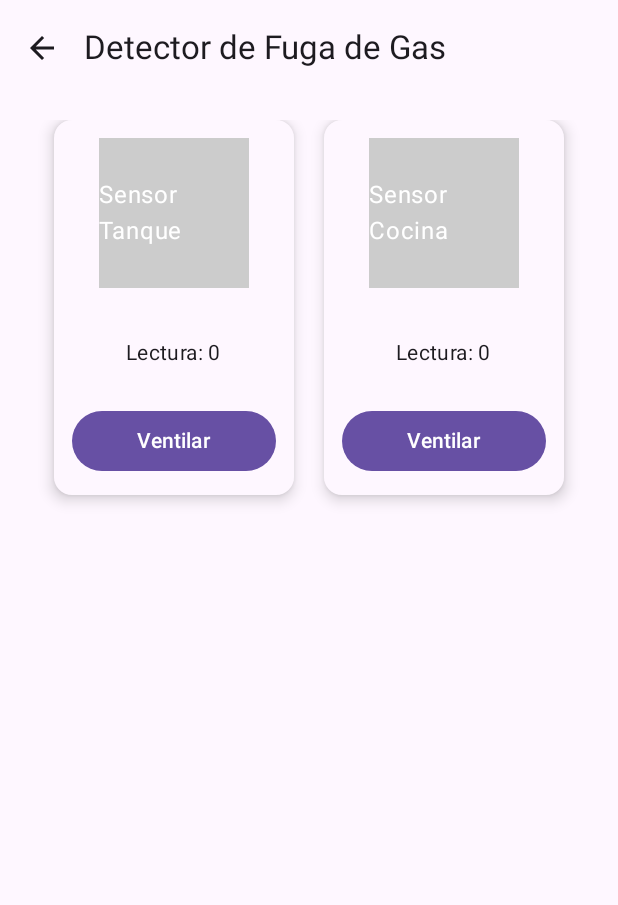
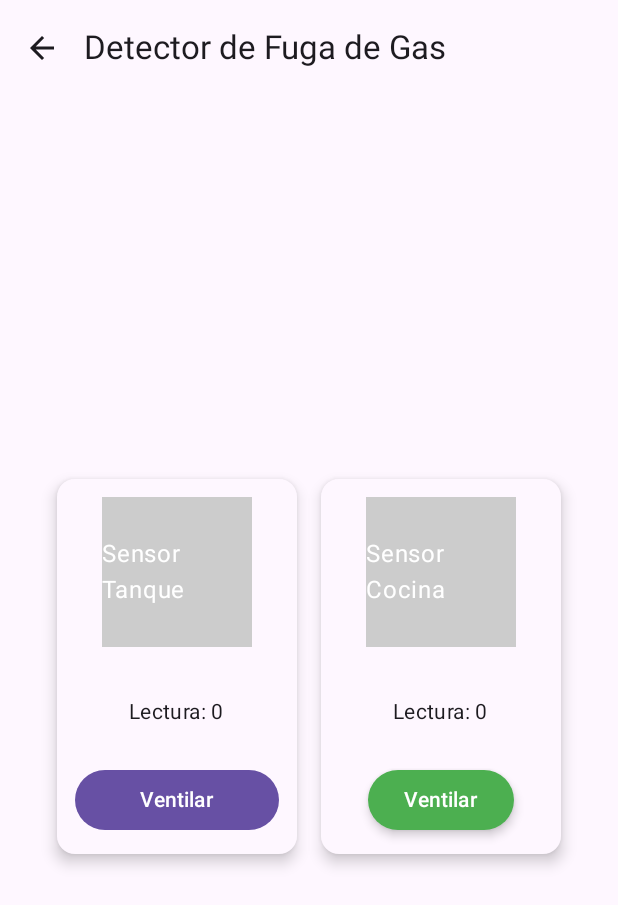
Before and after one commit to Dantebiersack/SentryHouseMobile, an Android app built with Jetpack Compose: the GasScreen screen opened through its navigation route, on a phone screen of 412 x 824 dp. Shown: the top 905 px of the screen. Run offline under Robolectric (Android 15) with nearby library versions, the phone set to English and light mode, and no system bars; pictures from the network do not load.

Commit message:
Cambiado los estilos

```diff
--- a/app/src/main/java/com/angel/sentryhouse/ui/screens/GasScreen.kt
+++ b/app/src/main/java/com/angel/sentryhouse/ui/screens/GasScreen.kt
@@ -35,7 +35,10 @@ data class SensorItem(
     val isClosed: Boolean = false,
     val hasLeak: Boolean = false
 )
-
+val VerdeEcologico = Color(0xFF4CAF50)
+val VerdeOscuroEcologico = Color(0xFF2E7D32)
+val AzulEcologico = Color(0xFF2196F3)
+val AmarilloEcologico = Color(0xFFFFC107)
 @OptIn(ExperimentalMaterial3Api::class)
 @Composable
 fun GasScreen(navController: NavController) {
@@ -123,26 +126,28 @@ fun GasScreen(navController: NavController) {
         Column(
             modifier = Modifier
                 .padding(paddingValues)
-                .padding(16.dp)
                 .fillMaxSize()
-                .verticalScroll(rememberScrollState()), // ✅ Scroll vertical
-            horizontalAlignment = Alignment.CenterHorizontally
+                .verticalScroll(rememberScrollState()),
+            horizontalAlignment = Alignment.CenterHorizontally,
+            verticalArrangement = Arrangement.Center
         ) {
             Row(
-                modifier = Modifier.fillMaxWidth(),
-                horizontalArrangement = Arrangement.SpaceEvenly
+                modifier = Modifier
+                    .fillMaxWidth()
+                    .padding(horizontal = 16.dp),
+                horizontalArrangement = Arrangement.Center,
+                verticalAlignment = Alignment.CenterVertically
             ) {
-                listOf(
-                    sensorTanque to lecturaGas,
-                    sensorCocina to lecturaGasCocina
-                ).forEach { (sensor, lectura) ->
+                Spacer(modifier = Modifier.weight(1f))
+
+                // Primer Card - Sensor Tanque
                 Card(
                     modifier = Modifier
                         .width(160.dp)
                         .height(250.dp)
                         .clickable {
                             tempCameraUri = createImageUri(context)
-                                editingSensor = sensor
+                            editingSensor = sensorTanque
                             showDialog = true
                         },
                     shape = MaterialTheme.shapes.medium,
@@ -162,18 +167,18 @@ fun GasScreen(navController: NavController) {
                                 .background(Color.LightGray),
                             contentAlignment = Alignment.Center
                         ) {
-                                sensor.imageUri?.let {
+                            sensorTanque.imageUri?.let {
                                 Image(
                                     painter = rememberAsyncImagePainter(it),
                                     contentDescription = null,
                                     contentScale = ContentScale.Crop,
                                     modifier = Modifier.fillMaxSize()
                                 )
-                                } ?: Text(sensor.name, color = Color.White)
+                            } ?: Text(sensorTanque.name, color = Color.White)
                         }
 
                         Text(
-                                "Lectura: $lectura",
+                            "Lectura: $lecturaGas",
                             style = MaterialTheme.typography.bodyMedium,
                             modifier = Modifier.padding(top = 8.dp)
                         )
@@ -185,7 +190,7 @@ fun GasScreen(navController: NavController) {
                             Text("Ventilar", style = MaterialTheme.typography.labelLarge)
                         }
 
-                            if (sensor.hasLeak) {
+                        if (sensorTanque.hasLeak) {
                             Text(
                                 "⚠️ Posible fuga",
                                 color = Color.Red,
@@ -195,7 +200,78 @@ fun GasScreen(navController: NavController) {
                         }
                     }
                 }
+
+                Spacer(modifier = Modifier.width(16.dp))
+
+                // Segundo Card - Sensor Cocina
+                Card(
+                    modifier = Modifier
+                        .width(160.dp)
+                        .height(250.dp)
+                        .clickable {
+                            tempCameraUri = createImageUri(context)
+                            editingSensor = sensorCocina
+                            showDialog = true
+                        },
+                    shape = MaterialTheme.shapes.medium,
+                    colors = CardDefaults.cardColors(containerColor = MaterialTheme.colorScheme.surface),
+                    elevation = CardDefaults.cardElevation(defaultElevation = 6.dp)
+                ) {
+                    Column(
+                        modifier = Modifier
+                            .fillMaxSize()
+                            .padding(12.dp),
+                        horizontalAlignment = Alignment.CenterHorizontally,
+                        verticalArrangement = Arrangement.SpaceBetween
+                    ) {
+                        Box(
+                            modifier = Modifier
+                                .size(100.dp)
+                                .background(Color.LightGray),
+                            contentAlignment = Alignment.Center
+                        ) {
+                            sensorCocina.imageUri?.let {
+                                Image(
+                                    painter = rememberAsyncImagePainter(it),
+                                    contentDescription = null,
+                                    contentScale = ContentScale.Crop,
+                                    modifier = Modifier.fillMaxSize()
+                                )
+                            } ?: Text(sensorCocina.name, color = Color.White)
                         }
+
+                        Text(
+                            "Lectura: $lecturaGasCocina",
+                            style = MaterialTheme.typography.bodyMedium,
+                            modifier = Modifier.padding(top = 8.dp)
+                        )
+
+                        Button(
+                            onClick = {  },
+                            colors = ButtonDefaults.buttonColors(
+                                containerColor = VerdeEcologico,
+                                contentColor = Color.White
+                            ),
+                            elevation = ButtonDefaults.buttonElevation(
+                                defaultElevation = 4.dp,
+                                pressedElevation = 8.dp
+                            )
+                        ) {
+                            Text("Ventilar")
+                        }
+
+                        if (sensorCocina.hasLeak) {
+                            Text(
+                                "⚠️ Posible fuga",
+                                color = Color.Red,
+                                style = MaterialTheme.typography.labelMedium,
+                                modifier = Modifier.padding(top = 4.dp)
+                            )
+                        }
+                    }
+                }
+
+                Spacer(modifier = Modifier.weight(1f))
             }
         }
     }
--- a/app/src/main/java/com/angel/sentryhouse/ui/screens/LoginScreen.kt
+++ b/app/src/main/java/com/angel/sentryhouse/ui/screens/LoginScreen.kt
@@ -12,6 +12,7 @@ import androidx.compose.runtime.*
 import androidx.compose.ui.Alignment
 import androidx.compose.ui.Modifier
 import androidx.compose.ui.draw.clip
+import androidx.compose.ui.layout.ContentScale
 import androidx.compose.ui.platform.LocalContext
 import androidx.compose.ui.res.painterResource
 import androidx.compose.ui.text.input.KeyboardType
@@ -26,6 +27,9 @@ import kotlinx.coroutines.Dispatchers
 import kotlinx.coroutines.launch
 import retrofit2.Retrofit
 import retrofit2.converter.gson.GsonConverterFactory
+import androidx.compose.material3.ButtonDefaults
+import androidx.compose.ui.draw.shadow
+import androidx.compose.ui.graphics.Color
 
 @Composable
 fun LoginScreen(navController: NavController) {
@@ -41,14 +45,41 @@ fun LoginScreen(navController: NavController) {
 
     val apiService = retrofit.create(ApiService::class.java)
 
-    Box(modifier = Modifier.fillMaxSize(), contentAlignment = Alignment.Center) {
-        Column(horizontalAlignment = Alignment.CenterHorizontally) {
+    Box(modifier = Modifier.fillMaxSize()) {
+        Image(
+            painter = painterResource(id = R.drawable.loginfoto),
+            contentDescription = "Fondo decorativo",
+            contentScale = ContentScale.Crop,
+            modifier = Modifier.fillMaxSize()
+        )
+
+        // Tarjeta con efecto de sombra mejorado
+        Card(
+            modifier = Modifier
+                .width(300.dp)
+                .align(Alignment.Center)
+                .shadow(
+                    elevation = 16.dp,
+                    shape = RoundedCornerShape(16.dp),
+                    spotColor = Color.Black.copy(alpha = 0.3f)
+                ),
+            shape = RoundedCornerShape(16.dp),
+            elevation = CardDefaults.cardElevation(
+                defaultElevation = 16.dp
+            ),
+            colors = CardDefaults.cardColors(
+                containerColor = MaterialTheme.colorScheme.surface.copy(alpha = 0.95f)
+            )
+        ) {
+            Column(
+                modifier = Modifier.padding(24.dp),
+                horizontalAlignment = Alignment.CenterHorizontally
+            ) {
                 Image(
                     painter = painterResource(id = R.drawable.logosh),
                     contentDescription = "SentryHouse Logo",
                     modifier = Modifier
                         .size(120.dp)
-                    .align(Alignment.CenterHorizontally)
                         .clip(RoundedCornerShape(24.dp))
                 )
 
@@ -86,7 +117,6 @@ fun LoginScreen(navController: NavController) {
                                 if (response.isSuccessful) {
                                     val loginData = response.body()
                                     if (loginData != null) {
-                                    // ✅ Login exitoso
                                         launch(Dispatchers.Main) {
                                             Toast.makeText(context, "Bienvenido ${loginData.correo}", Toast.LENGTH_SHORT).show()
                                             navController.navigate("home")
@@ -103,10 +133,16 @@ fun LoginScreen(navController: NavController) {
                                 }
                             }
                         }
-                }
+                    },
+                    colors = ButtonDefaults.buttonColors(
+                        containerColor = Color(0xFF4CAF50),
+                        contentColor = Color.White
+                    ),
+                    modifier = Modifier.fillMaxWidth()
                 ) {
                     Text("Iniciar sesión")
                 }
             }
         }
     }
+}
```
Also changed, not shown: app/src/main/res/drawable-mdpi/loginfoto.png (added). Lines whose indentation alone changed are shown as unchanged.
